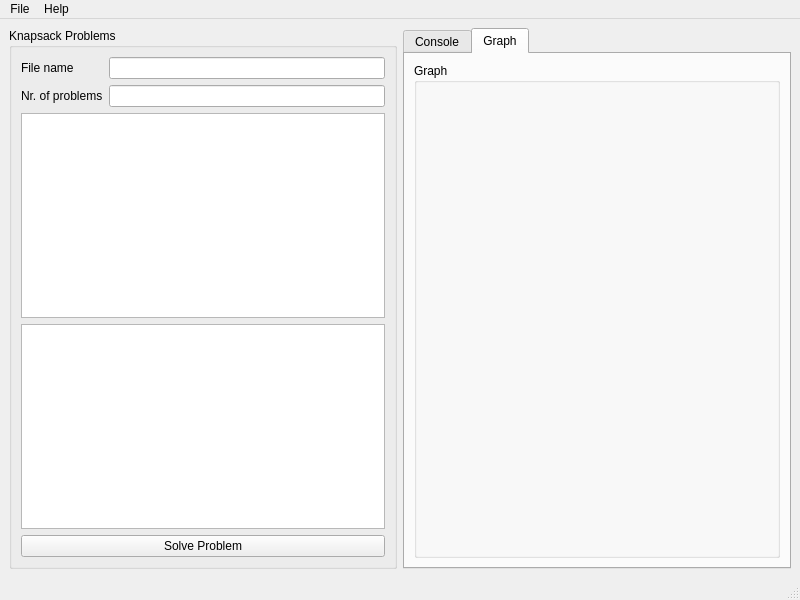
The window that ui/mainwindow.ui (JeGa/mknap_pso) describes before a commit, drawn with Qt 5.
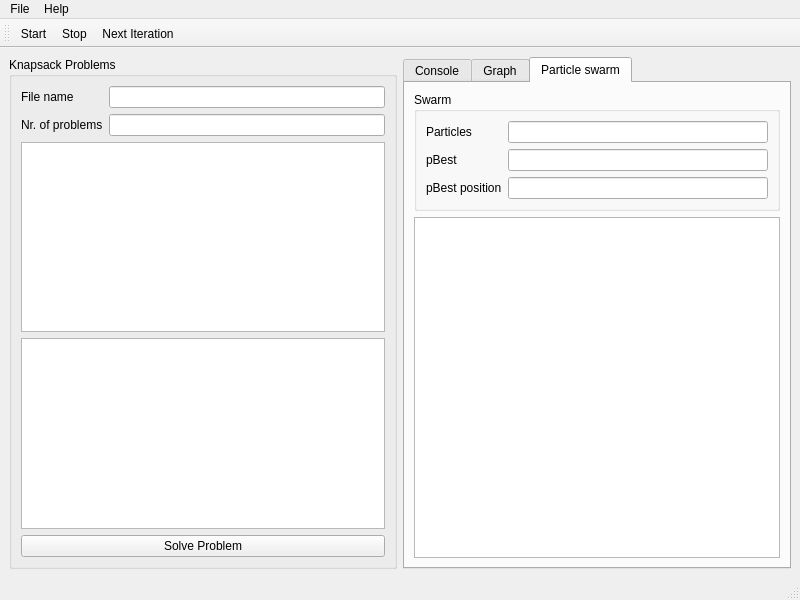
The same window after the commit.

Patch:
```diff
--- a/ui/mainwindow.ui
+++ b/ui/mainwindow.ui
@@ -39,6 +39,9 @@
              </item>
              <item row="0" column="1">
               <widget class="QLineEdit" name="fileNameEdit">
+               <property name="alignment">
+                <set>Qt::AlignRight|Qt::AlignTrailing|Qt::AlignVCenter</set>
+               </property>
                <property name="readOnly">
                 <bool>true</bool>
                </property>
@@ -53,6 +56,9 @@
              </item>
              <item row="1" column="1">
               <widget class="QLineEdit" name="nrOfProblemsEdit">
+               <property name="alignment">
+                <set>Qt::AlignRight|Qt::AlignTrailing|Qt::AlignVCenter</set>
+               </property>
                <property name="readOnly">
                 <bool>true</bool>
                </property>
@@ -71,6 +77,9 @@
              <property name="selectionBehavior">
               <enum>QAbstractItemView::SelectRows</enum>
              </property>
+             <attribute name="verticalHeaderVisible">
+              <bool>false</bool>
+             </attribute>
             </widget>
            </item>
            <item>
@@ -96,7 +105,7 @@
         <item>
          <widget class="QTabWidget" name="tabWidget">
           <property name="currentIndex">
-           <number>1</number>
+           <number>2</number>
           </property>
           <widget class="QWidget" name="tab">
            <attribute name="title">
@@ -134,6 +143,59 @@
             </item>
            </layout>
           </widget>
+          <widget class="QWidget" name="tab_3">
+           <attribute name="title">
+            <string>Particle swarm</string>
+           </attribute>
+           <layout class="QVBoxLayout" name="verticalLayout_3">
+            <item>
+             <widget class="QGroupBox" name="groupBox_2">
+              <property name="title">
+               <string>Swarm</string>
+              </property>
+              <layout class="QFormLayout" name="formLayout_2">
+               <item row="0" column="0">
+                <widget class="QLabel" name="label_3">
+                 <property name="text">
+                  <string>Particles</string>
+                 </property>
+                </widget>
+               </item>
+               <item row="0" column="1">
+                <widget class="QLineEdit" name="swarmParticlesEdit"/>
+               </item>
+               <item row="1" column="0">
+                <widget class="QLabel" name="label_4">
+                 <property name="text">
+                  <string>pBest</string>
+                 </property>
+                </widget>
+               </item>
+               <item row="2" column="0">
+                <widget class="QLabel" name="label_5">
+                 <property name="text">
+                  <string>pBest position</string>
+                 </property>
+                </widget>
+               </item>
+               <item row="1" column="1">
+                <widget class="QLineEdit" name="swarmPBestEdit"/>
+               </item>
+               <item row="2" column="1">
+                <widget class="QLineEdit" name="swarmPBestPositionEdit"/>
+               </item>
+              </layout>
+             </widget>
+            </item>
+            <item>
+             <widget class="QTableWidget" name="swarmTable">
+              <attribute name="verticalHeaderVisible">
+               <bool>false</bool>
+              </attribute>
+             </widget>
+            </item>
+           </layout>
+          </widget>
          </widget>
         </item>
        </layout>
@@ -170,6 +232,20 @@
    <addaction name="menuHelp"/>
   </widget>
   <widget class="QStatusBar" name="statusbar"/>
+  <widget class="QToolBar" name="toolBar">
+   <property name="windowTitle">
+    <string>toolBar</string>
+   </property>
+   <attribute name="toolBarArea">
+    <enum>TopToolBarArea</enum>
+   </attribute>
+   <attribute name="toolBarBreak">
+    <bool>false</bool>
+   </attribute>
+   <addaction name="actionStart"/>
+   <addaction name="actionStop"/>
+   <addaction name="actionNext_Iteration"/>
+  </widget>
   <action name="actionOpen_mknap_file">
    <property name="text">
     <string>Open mknap file</string>
@@ -190,6 +266,21 @@
     <string>Set parameter</string>
    </property>
   </action>
+  <action name="actionStart">
+   <property name="text">
+    <string>Start</string>
+   </property>
+  </action>
+  <action name="actionStop">
+   <property name="text">
+    <string>Stop</string>
+   </property>
+  </action>
+  <action name="actionNext_Iteration">
+   <property name="text">
+    <string>Next Iteration</string>
+   </property>
+  </action>
  </widget>
  <resources/>
  <connections/>
```
